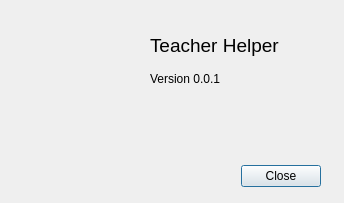
Above: TeacherHelper/src/aboutBoxForm.ui from jeremydumais/TeacherHelper before the change. Below: the same form after it.
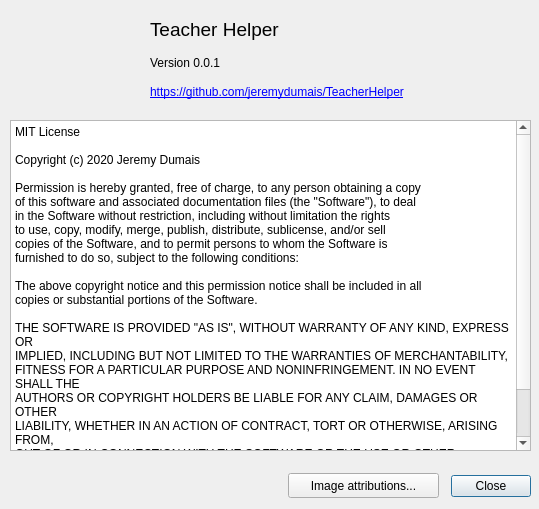
That is the form after the change. Icons and pictures are not drawn.

Commit message: Added two new Management form : Test Type and Subject. Also added icons in the toolbar and a form for image attributions.

The edit to the form file:
```diff
--- a/TeacherHelper/src/aboutBoxForm.ui
+++ b/TeacherHelper/src/aboutBoxForm.ui
@@ -6,8 +6,8 @@
    <rect>
     <x>0</x>
     <y>0</y>
-    <width>344</width>
-    <height>203</height>
+    <width>539</width>
+    <height>509</height>
    </rect>
   </property>
   <property name="windowTitle">
@@ -20,9 +20,9 @@
   <widget class="QDialogButtonBox" name="buttonBox">
    <property name="geometry">
     <rect>
-     <x>60</x>
-     <y>160</y>
-     <width>261</width>
+     <x>450</x>
+     <y>470</y>
+     <width>81</width>
      <height>32</height>
     </rect>
    </property>
@@ -37,7 +37,7 @@
    <property name="geometry">
     <rect>
      <x>150</x>
-     <y>30</y>
+     <y>14</y>
      <width>141</width>
      <height>31</height>
     </rect>
@@ -55,7 +55,7 @@
    <property name="geometry">
     <rect>
      <x>150</x>
-     <y>70</y>
+     <y>54</y>
      <width>101</width>
      <height>17</height>
     </rect>
@@ -86,6 +86,76 @@
     <bool>false</bool>
    </property>
   </widget>
+  <widget class="QPlainTextEdit" name="plainTextEdit">
+   <property name="geometry">
+    <rect>
+     <x>10</x>
+     <y>120</y>
+     <width>521</width>
+     <height>331</height>
+    </rect>
+   </property>
+   <property name="font">
+    <font>
+     <pointsize>9</pointsize>
+    </font>
+   </property>
+   <property name="plainText">
+    <string>MIT License
+
+Copyright (c) 2020 Jeremy Dumais
+
+Permission is hereby granted, free of charge, to any person obtaining a copy
+of this software and associated documentation files (the &quot;Software&quot;), to deal
+in the Software without restriction, including without limitation the rights
+to use, copy, modify, merge, publish, distribute, sublicense, and/or sell
+copies of the Software, and to permit persons to whom the Software is
+furnished to do so, subject to the following conditions:
+
+The above copyright notice and this permission notice shall be included in all
+copies or substantial portions of the Software.
+
+THE SOFTWARE IS PROVIDED &quot;AS IS&quot;, WITHOUT WARRANTY OF ANY KIND, EXPRESS OR
+IMPLIED, INCLUDING BUT NOT LIMITED TO THE WARRANTIES OF MERCHANTABILITY,
+FITNESS FOR A PARTICULAR PURPOSE AND NONINFRINGEMENT. IN NO EVENT SHALL THE
+AUTHORS OR COPYRIGHT HOLDERS BE LIABLE FOR ANY CLAIM, DAMAGES OR OTHER
+LIABILITY, WHETHER IN AN ACTION OF CONTRACT, TORT OR OTHERWISE, ARISING FROM,
+OUT OF OR IN CONNECTION WITH THE SOFTWARE OR THE USE OR OTHER DEALINGS IN THE
+SOFTWARE.</string>
+   </property>
+  </widget>
+  <widget class="QLabel" name="label_4">
+   <property name="geometry">
+    <rect>
+     <x>150</x>
+     <y>77</y>
+     <width>341</width>
+     <height>30</height>
+    </rect>
+   </property>
+   <property name="text">
+    <string>&lt;html&gt;&lt;head/&gt;&lt;body&gt;&lt;p&gt;&lt;a href=&quot;https://github.com/jeremydumais/TeacherHelper&quot;&gt;&lt;span style=&quot; text-decoration: underline; color:#0000ff;&quot;&gt;https://github.com/jeremydumais/TeacherHelper&lt;/span&gt;&lt;/a&gt;</string>
+   </property>
+   <property name="textFormat">
+    <enum>Qt::RichText</enum>
+   </property>
+   <property name="openExternalLinks">
+    <bool>true</bool>
+   </property>
+  </widget>
+  <widget class="QPushButton" name="pushButtonImageAttributions">
+   <property name="geometry">
+    <rect>
+     <x>288</x>
+     <y>473</y>
+     <width>151</width>
+     <height>25</height>
+    </rect>
+   </property>
+   <property name="text">
+    <string>Image attributions...</string>
+   </property>
+  </widget>
  </widget>
  <resources>
   <include location="../res/global.qrc"/>
```
The commit also changes 46 other files.
